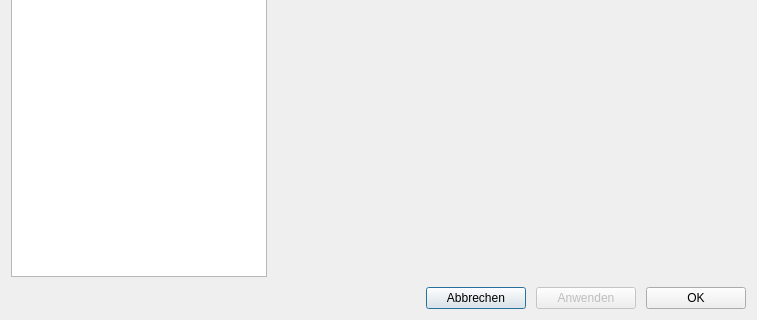
First picture: the form in ui/qmsettingsdialog.ui, repository Christian-Kr/QualificationMatrix, before the edit; both pictures show x 0 to 757 and y 303 to 623 of the 757 by 623 pixel window.
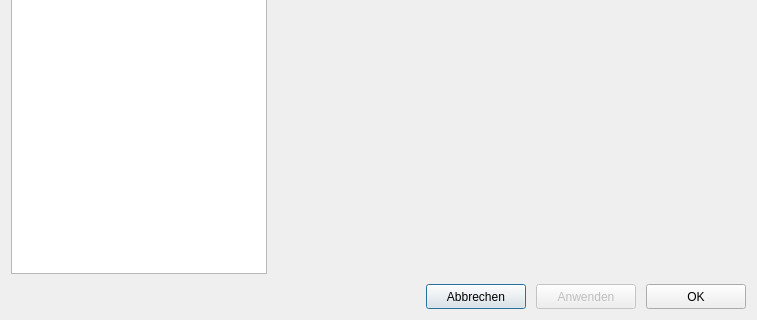
Second picture: the form after the edit.

```diff
--- a/ui/qmsettingsdialog.ui
+++ b/ui/qmsettingsdialog.ui
@@ -32,6 +32,9 @@
          <property name="showDropIndicator" stdset="0">
           <bool>false</bool>
          </property>
+         <property name="indentation">
+          <number>0</number>
+         </property>
          <property name="itemsExpandable">
           <bool>true</bool>
          </property>
@@ -77,7 +80,7 @@
          <property name="minimumSize">
           <size>
            <width>100</width>
-           <height>0</height>
+           <height>25</height>
           </size>
          </property>
          <property name="text">
@@ -99,7 +102,7 @@
          <property name="minimumSize">
           <size>
            <width>100</width>
-           <height>0</height>
+           <height>25</height>
           </size>
          </property>
          <property name="text">
@@ -112,7 +115,7 @@
          <property name="minimumSize">
           <size>
            <width>100</width>
-           <height>0</height>
+           <height>25</height>
           </size>
          </property>
          <property name="text">
```
